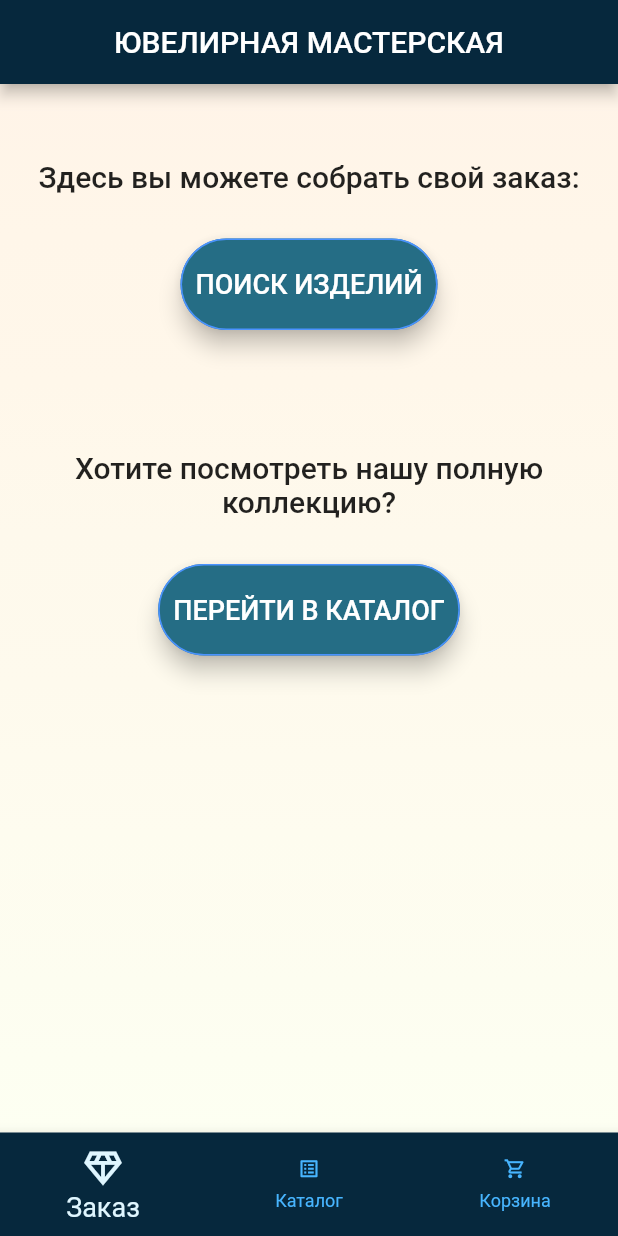
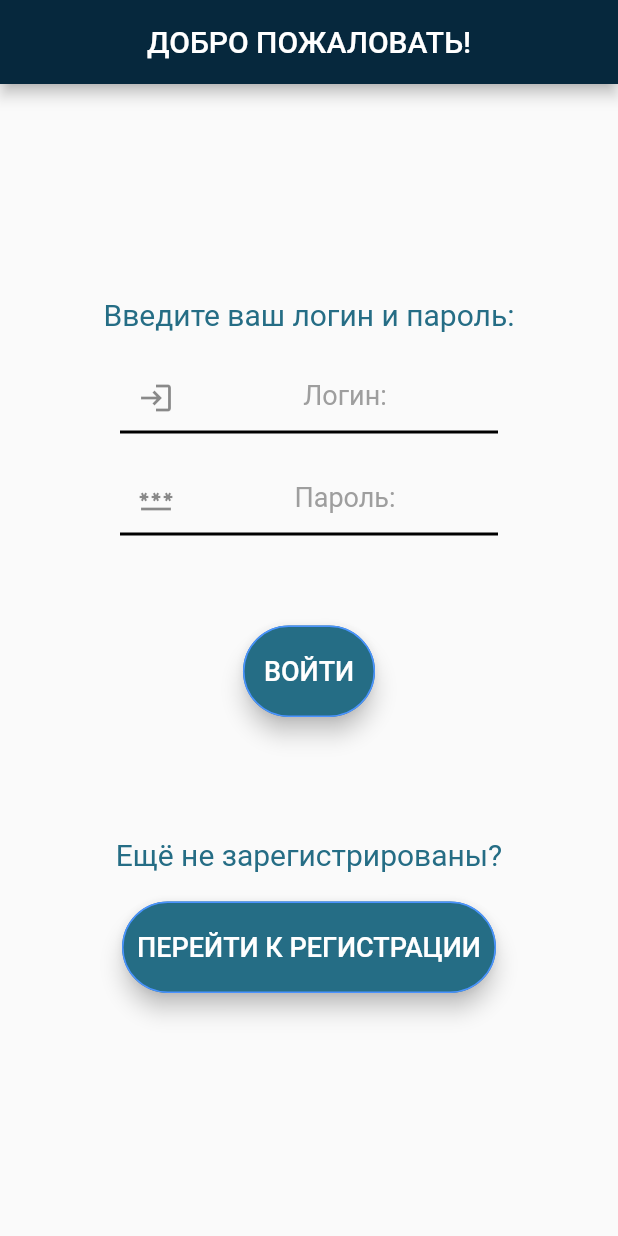
Before and after one commit to VladarSkopin/College-Jewelry-Store, a Flutter app: the screen it shows after launch, on a phone screen of 412 x 824 dp. Run offline on Flutter 3.47's test engine with Material 2 defaults, Android fonts, the phone set to English and light mode, and no system bars; our stand-ins replace page_transition, sqflite; accounts and stored records are empty.

```diff
--- a/college_jewelry_store/lib/db/cart_database.dart
+++ b/college_jewelry_store/lib/db/cart_database.dart
@@ -92,7 +92,7 @@ class CartDatabase {
     if (maps.isNotEmpty) {
       return Jewelry.fromJson(maps.first); // retrieve the first row (?)
     } else {
-      throw Exception('ID $id NOT FOUND !');
+      throw Exception('ID $id OF JEWELRY NOT FOUND !');
     }
   }
 
--- a/college_jewelry_store/lib/home_page.dart
+++ b/college_jewelry_store/lib/home_page.dart
@@ -33,9 +33,9 @@ class _HomePageState extends State<HomePage> {
 
   @override
   Widget build(BuildContext context) {
-    return Consumer<CartManager>(
-        builder: (context, cartManager, child) {
-          return SafeArea(
+    return ChangeNotifierProvider(
+        create: (context) => CartManager(),
+          child: SafeArea(
             child: Scaffold(
               appBar: AppBar(
                   title: const Text('ЮВЕЛИРНАЯ МАСТЕРСКАЯ'), centerTitle: true),
@@ -61,8 +61,7 @@ class _HomePageState extends State<HomePage> {
 
               ),
             ),
-          );
-        }
+          )
     );
   }
 }
--- a/college_jewelry_store/lib/main.dart
+++ b/college_jewelry_store/lib/main.dart
@@ -1,3 +1,4 @@
+import 'package:college_jewelry_store/welcome_page.dart';
 import 'package:flutter/material.dart';
 import 'home_page.dart';
 import 'package:provider/provider.dart';
@@ -51,7 +52,7 @@ class _MyAppState extends State<MyApp> {
         providers: [
           ChangeNotifierProvider(create: (context) => CartManager())
         ],
-          child: const HomePage()
+          child: const WelcomePage()
       )
     );
   }
--- a/college_jewelry_store/lib/models/cart_manager.dart
+++ b/college_jewelry_store/lib/models/cart_manager.dart
@@ -1,4 +1,5 @@
 
+import 'package:college_jewelry_store/models/users_model.dart';
 import 'package:flutter/material.dart';
 
 class CartManager extends ChangeNotifier {
@@ -37,5 +38,14 @@ class CartManager extends ChangeNotifier {
     notifyListeners();
   }
 
+  String _currentUserLogin = 'admin';
+
+  String get currentUserLogin => _currentUserLogin;
+
+  set currentUserLogin(String login) {
+    _currentUserLogin = login;
+    notifyListeners();
+  }
+
 
 }
--- /dev/null
+++ b/college_jewelry_store/lib/models/users_model.dart
@@ -0,0 +1,60 @@
+
+final String tableUsers = 'tableUsers';
+
+class UsersFields {
+  static final List<String> values = [
+    id, userName, login, email, password
+  ];
+
+  static final String id = '_id';
+  static final String userName = 'userName';
+  static final String login = 'login';
+  static final String email = 'email';
+  static final String password = 'password';
+}
+
+class User {
+  int? id;
+  String userName;
+  String login;
+  String email;
+  String password;
+
+  User({
+    this.id,
+    required this.userName,
+    required this.login,
+    required this.email,
+    required this.password
+  });
+
+  Map<String, Object?> toJson() => {
+    UsersFields.id : id,
+    UsersFields.userName : userName,
+    UsersFields.login : login,
+    UsersFields.email : email,
+    UsersFields.password : password
+  };
+
+  static User fromJson(Map<String, Object?> json) => User(
+    id: json[UsersFields.id] as int?,
+    userName: json[UsersFields.userName] as String,
+    login: json[UsersFields.login] as String,
+    email: json[UsersFields.email] as String,
+    password: json[UsersFields.password] as String
+  );
+
+  User copy({
+    int? id,
+    String? userName,
+    String? login,
+    String? email,
+    String? password
+  }) => User(
+    id: id ?? this.id,
+    userName: userName ?? this.userName,
+    login: login ?? this.login,
+    email: email ?? this.email,
+    password: password ?? this.password
+  );
+}
--- /dev/null
+++ b/college_jewelry_store/lib/welcome_page.dart
@@ -0,0 +1,179 @@
+
+import 'package:college_jewelry_store/db/users_database.dart';
+import 'package:college_jewelry_store/models/cart_manager.dart';
+import 'package:college_jewelry_store/models/users_model.dart';
+import 'package:college_jewelry_store/registration_page.dart';
+import 'package:flutter/material.dart';
+import 'package:provider/provider.dart';
+
+import 'home_page.dart';
+
+class WelcomePage extends StatefulWidget {
+  const WelcomePage({Key? key}) : super(key: key);
+
+  @override
+  State<WelcomePage> createState() => _WelcomePageState();
+}
+
+class _WelcomePageState extends State<WelcomePage> {
+
+  late final FocusNode _passwordFocusNode;
+
+  final _txtStyle = const TextStyle(color: Color(0xFF256D85), fontSize: 20);
+  final _btnTxtStyle = TextStyle(color: Colors.white, fontSize: 18);
+
+  String _login = '';
+  String _password = '';
+
+  @override
+  void initState() {
+    super.initState();
+    initializeAdmin();
+    _passwordFocusNode = FocusNode();
+  }
+
+  Future initializeAdmin() async {
+    User userAdmin = User(userName: 'Администратор', login: 'admin', email: 'grudagor@gmail.com', password: '1qaz@WSXmobuser');
+
+    await UsersDatabase.instance.createAdmin(userAdmin);
+  }
+
+  @override
+  void dispose() {
+    _passwordFocusNode.dispose();
+    super.dispose();
+  }
+
+  @override
+  Widget build(BuildContext context) {
+    return Consumer<CartManager>(
+      builder: (context, cartManager, child) {
+        return Scaffold(
+          resizeToAvoidBottomInset: false,
+          appBar: AppBar(title: Text('ДОБРО ПОЖАЛОВАТЬ!')),
+          body: Center(
+            child: Column(
+              mainAxisAlignment: MainAxisAlignment.center,
+              children: [
+                Text('Введите ваш логин и пароль: ', style: _txtStyle, textAlign: TextAlign.center),
+                const SizedBox(height: 20),
+                Padding(
+                  padding: const EdgeInsets.symmetric(horizontal: 80.0),
+                  child: TextFormField(
+                    onChanged: (text) {
+                      setState(() {
+                        _login = text.trim();
+                      });
+                    },
+                    textInputAction: TextInputAction.next,
+                    onFieldSubmitted: (_) {
+                      FocusScope.of(context).requestFocus(_passwordFocusNode);
+                    },
+                    keyboardType: TextInputType.text,
+                    cursorColor: Colors.purple,
+                    cursorWidth: 1.8,
+                    textAlign: TextAlign.center,
+                    decoration: InputDecoration(
+                      prefixIcon: const Icon(Icons.login),
+                      hintText: 'Логин: ',
+                      hintStyle: TextStyle(
+                        fontSize: 18, color: Colors.grey[500]
+                      ),
+                      //filled: true,
+                      //fillColor: Colors.white,
+                      focusedBorder: UnderlineInputBorder(
+                          borderSide: BorderSide(
+                              color: Colors.purple[300]!,
+                              width: 4
+                          )
+                      ),
+                      enabledBorder: const UnderlineInputBorder(
+                          borderSide: BorderSide(
+                              color: Colors.black,
+                              width: 2
+                          )
+                      ),
+                    ),
+                  ),
+                ),
+                const SizedBox(height: 20),
+                Padding(
+                  padding: const EdgeInsets.symmetric(horizontal: 80.0),
+                  child: TextFormField(
+                    focusNode: _passwordFocusNode,
+                    onChanged: (text) {
+                      setState(() {
+                        _password = text;
+                      });
+                    },
+                    textInputAction: TextInputAction.done,
+                    keyboardType: TextInputType.visiblePassword,
+                    cursorColor: Colors.purple,
+                    cursorWidth: 1.8,
+                    textAlign: TextAlign.center,
+                    decoration: InputDecoration(
+                      prefixIcon: const Icon(Icons.password),
+                      hintText: 'Пароль: ',
+                      hintStyle: TextStyle(
+                          fontSize: 18, color: Colors.grey[500]
+                      ),
+                      //filled: true,
+                      //fillColor: Colors.white,
+                      focusedBorder: UnderlineInputBorder(
+                          borderSide: BorderSide(
+                              color: Colors.purple[300]!,
+                              width: 4
+                          )
+                      ),
+                      enabledBorder: const UnderlineInputBorder(
+                          borderSide: BorderSide(
+                              color: Colors.black,
+                              width: 2
+                          )
+                      ),
+                    ),
+                  ),
+                ),
+                const SizedBox(height: 60),
+                MaterialButton(
+                  onPressed: () {
+
+
+                    Navigator.pushReplacement(
+                        context,
+                        MaterialPageRoute(builder: (context) => const HomePage()));
+                  },
+                  color: const Color(0xFF256D85),
+                  padding: const EdgeInsets.symmetric(vertical: 20, horizontal: 10),
+                  elevation: 6.0,
+                  shape:
+                  const StadiumBorder(side: BorderSide(color: Color(0xFF4A93FF))),
+                  child: Text('ВОЙТИ', style: _btnTxtStyle),
+                ),
+                const SizedBox(height: 80),
+                Text('Ещё не зарегистрированы?', style: _txtStyle),
+                const SizedBox(height: 20),
+                MaterialButton(
+                  onPressed: () {
+
+
+                    Navigator.push(
+                        context,
+                        MaterialPageRoute(builder: (context) => const RegistrationPage()));
+                  },
+                  color: const Color(0xFF256D85),
+                  padding: const EdgeInsets.symmetric(vertical: 20, horizontal: 10),
+                  elevation: 6.0,
+                  shape:
+                  const StadiumBorder(side: BorderSide(color: Color(0xFF4A93FF))),
+                  child: Text('ПЕРЕЙТИ К РЕГИСТРАЦИИ', style: _btnTxtStyle),
+                ),
+                const SizedBox(height: 20)
+              ],
+            ),
+          ),
+        );
+      }
+    );
+  }
+}
```
Also changed, not shown: college_jewelry_store/lib/db/users_database.dart (added, +116 -0 lines), college_jewelry_store/lib/registration_page.dart (added, +253 -0 lines), college_jewelry_store/lib/screens/cart_screen.dart (+17 -1 lines).
